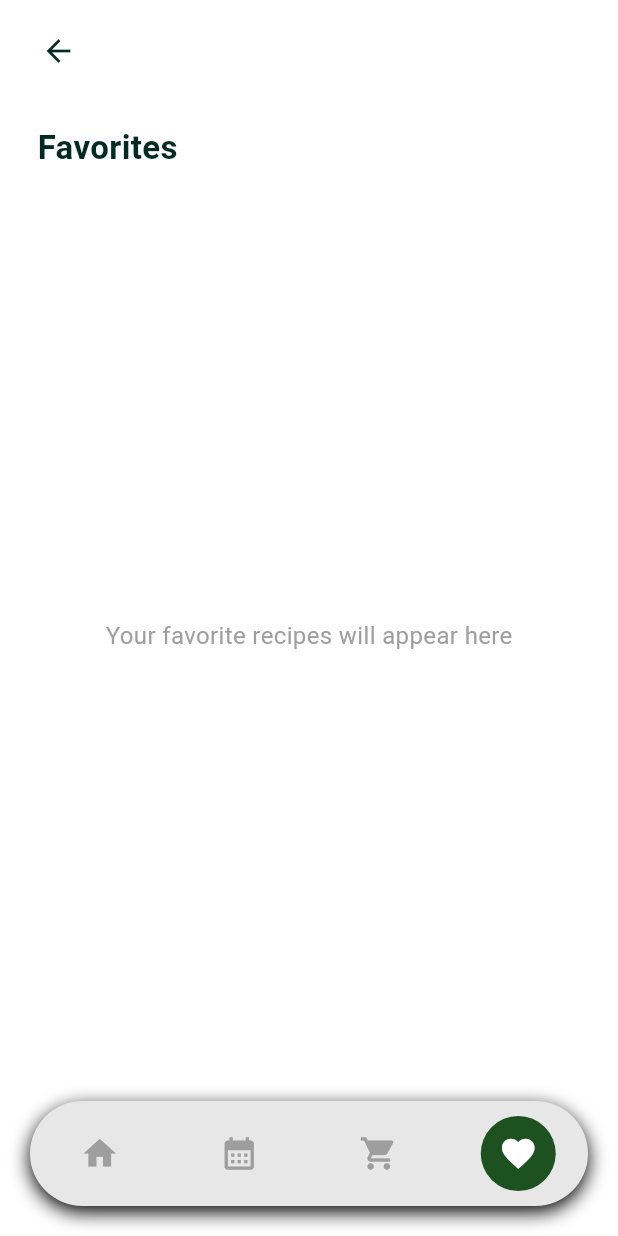
After one commit to maelprz/MobDev-RecipeCookBook, a Flutter app: the screen it shows after launch, item 4 of the bottom bar chosen, on a phone screen of 412 x 824 dp. The commit adds this screen. Run offline on Flutter 3.47's test engine with Material 3 defaults, Android fonts, the phone set to English and light mode, and no system bars; our stand-ins replace flutter_riverpod.

Commit message:
-Added Favorites screen (template) -Routing to favorites screen in all current available screens -Updating of bottom nav pill when navigating through favorites screens and back

```diff
--- /dev/null
+++ b/flutter_application_recipebook/lib/Screens/favorites_list_screen.dart
@@ -0,0 +1,90 @@
+import 'package:flutter/material.dart';
+import '../Widgets/bottom_nav_pill.dart';
+import 'home_screen.dart';
+
+class FavoritesListScreen extends StatefulWidget {
+  const FavoritesListScreen({super.key});
+
+  @override
+  State<FavoritesListScreen> createState() => _FavoritesListScreenState();
+}
+
+class _FavoritesListScreenState extends State<FavoritesListScreen> {
+  int _currentIndex = 3; // ❤️ Favorites
+
+  void _onNavTap(int index) {
+    if (index == _currentIndex) return;
+
+    setState(() {
+      _currentIndex = index;
+    });
+
+    if (index == 0) {
+      // Go directly to HomeScreen, removing current route
+      Navigator.pushAndRemoveUntil(
+        context,
+        MaterialPageRoute(builder: (_) => const HomeScreen()),
+        (route) => false, // remove everything else
+      );
+    }
+  }
+
+  @override
+  Widget build(BuildContext context) {
+    return Scaffold(
+      backgroundColor: Colors.white,
+      body: SafeArea(
+        child: Column(
+          crossAxisAlignment: CrossAxisAlignment.start,
+          children: [
+            const SizedBox(height: 10),
+
+            // Back Button always returns to Home
+            Padding(
+              padding: const EdgeInsets.only(left: 15),
+              child: IconButton(
+                icon: const Icon(Icons.arrow_back, color: Color(0xFF002A22)),
+                onPressed: () {
+                  Navigator.pushAndRemoveUntil(
+                    context,
+                    MaterialPageRoute(builder: (_) => const HomeScreen()),
+                    (route) => false,
+                  );
+                },
+              ),
+            ),
+
+            const SizedBox(height: 25),
+
+            const Padding(
+              padding: EdgeInsets.symmetric(horizontal: 25),
+              child: Text(
+                'Favorites',
+                style: TextStyle(
+                  color: Color(0xFF002A22),
+                  fontSize: 22,
+                  fontWeight: FontWeight.bold,
+                ),
+              ),
+            ),
+
+            const SizedBox(height: 20),
+
+            Expanded(
+              child: Center(
+                child: Text(
+                  'Your favorite recipes will appear here',
+                  style: TextStyle(color: Colors.grey, fontSize: 16),
+                ),
+              ),
+            ),
+          ],
+        ),
+      ),
+      bottomNavigationBar: BottomNavPill(
+        currentIndex: _currentIndex,
+        onTap: _onNavTap,
+      ),
+    );
+  }
+}
--- a/flutter_application_recipebook/lib/Widgets/bottom_nav_pill.dart
+++ b/flutter_application_recipebook/lib/Widgets/bottom_nav_pill.dart
@@ -20,7 +20,7 @@ class BottomNavPill extends StatelessWidget {
         borderRadius: BorderRadius.circular(40),
         boxShadow: [
           BoxShadow(
-            color: Colors.black.withValues(alpha: 0.1),
+            color: Colors.black.withValues(alpha: 26),
             blurRadius: 10,
             offset: const Offset(0, 4),
           ),
@@ -29,30 +29,10 @@ class BottomNavPill extends StatelessWidget {
       child: Row(
         mainAxisAlignment: MainAxisAlignment.spaceAround,
         children: [
-          _NavItem(
-            icon: Icons.home,
-            index: 0,
-            currentIndex: currentIndex,
-            onTap: onTap,
-          ),
-          _NavItem(
-            icon: Icons.calendar_month,
-            index: 1,
-            currentIndex: currentIndex,
-            onTap: onTap,
-          ),
-          _NavItem(
-            icon: Icons.shopping_cart,
-            index: 2,
-            currentIndex: currentIndex,
-            onTap: onTap,
-          ),
-          _NavItem(
-            icon: Icons.favorite,
-            index: 3,
-            currentIndex: currentIndex,
-            onTap: onTap,
-          ),
+          _NavItem(icon: Icons.home, index: 0, currentIndex: currentIndex, onTap: onTap),
+          _NavItem(icon: Icons.calendar_month, index: 1, currentIndex: currentIndex, onTap: onTap),
+          _NavItem(icon: Icons.shopping_cart, index: 2, currentIndex: currentIndex, onTap: onTap),
+          _NavItem(icon: Icons.favorite, index: 3, currentIndex: currentIndex, onTap: onTap),
         ],
       ),
     );
@@ -74,7 +54,7 @@ class _NavItem extends StatelessWidget {
 
   @override
   Widget build(BuildContext context) {
-    final bool isActive = index == currentIndex;
+    final isActive = index == currentIndex;
 
     return GestureDetector(
       onTap: () => onTap(index),
```
Also changed, not shown: flutter_application_recipebook/lib/Screens/category_recipe_screen.dart (+29 -7 lines), flutter_application_recipebook/lib/Screens/home_screen.dart (+51 -93 lines), flutter_application_recipebook/lib/Screens/view_all_categories.dart (+39 -7 lines).
